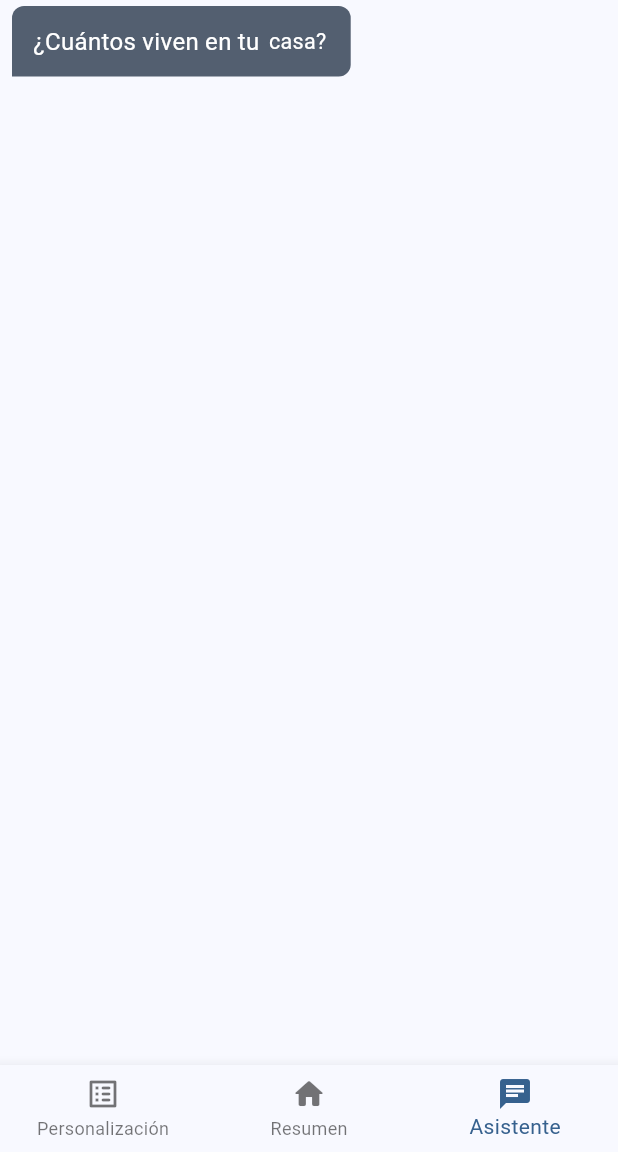
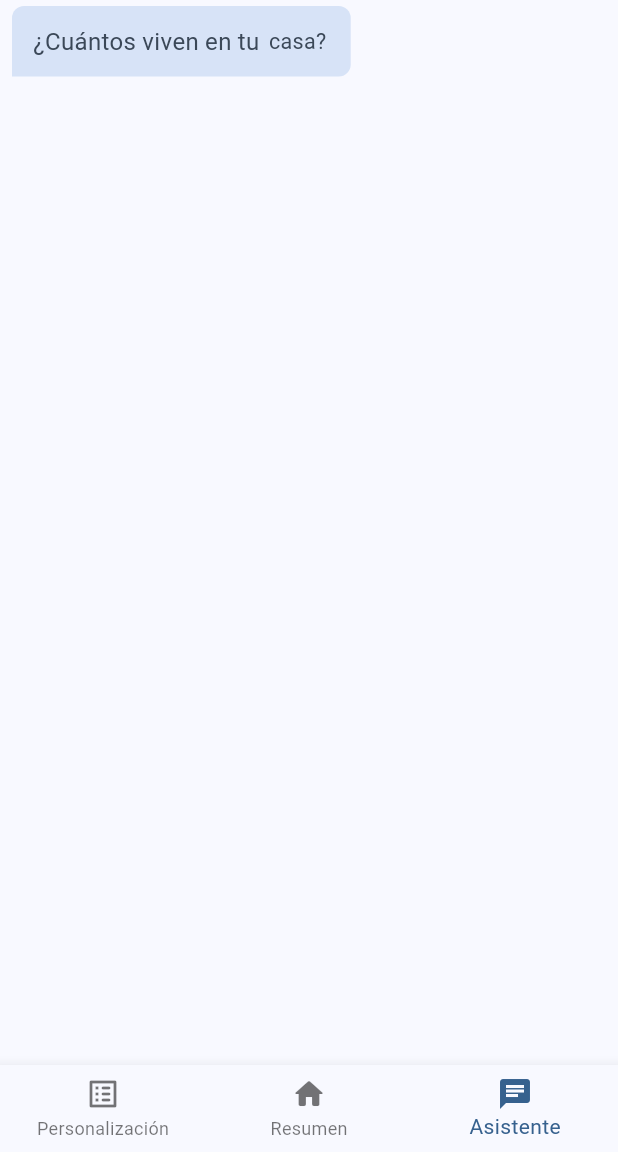
Before and after one commit to J4viersitoX/flutter-app, a Flutter app: the MainMenu screen opened directly, item 3 of the bottom bar chosen, on a phone screen of 412 x 824 dp, the part 84-1236 px from its top. Run offline on Flutter 3.47's test engine with Material 3 defaults, Android fonts, the phone set to English and light mode, and no system bars; our stand-ins replace dash_chat_2, flutter_gemini, flutter_svg.

Commit message:
cambio de colores de los mensajes

```diff
--- a/lib/chat.dart
+++ b/lib/chat.dart
@@ -136,7 +136,7 @@ class _ChatScreenState extends State<ChatScreen> with TickerProviderStateMixin {
         child: Container(
           padding: EdgeInsets.all(12),
           decoration: BoxDecoration(
-            color: isUser1 ? Theme.of(context).colorScheme.secondary : Theme.of(context).colorScheme.primary,
+            color: isUser1 ? Theme.of(context).colorScheme.secondaryContainer : Theme.of(context).colorScheme.primaryContainer,
             borderRadius: BorderRadius.circular(8).subtract(isUser1 ?
               BorderRadius.only(bottomLeft: Radius.circular(8)) :
               BorderRadius.only(bottomRight: Radius.circular(8))
@@ -147,7 +147,7 @@ class _ChatScreenState extends State<ChatScreen> with TickerProviderStateMixin {
             textAlign: isUser1 ? TextAlign.left : TextAlign.right,
             style: TextStyle(
               fontSize: 16,
-              color: isUser1 ? Theme.of(context).colorScheme.onSecondary : Theme.of(context).colorScheme.onPrimary
+              color: isUser1 ? Theme.of(context).colorScheme.onSecondaryContainer : Theme.of(context).colorScheme.onPrimaryContainer
             )
           ),
         ),
@@ -166,7 +166,7 @@ class _ChatScreenState extends State<ChatScreen> with TickerProviderStateMixin {
           child: Container(
             padding: EdgeInsets.all(12),
             decoration: BoxDecoration(
-              color: isUser1 ? Theme.of(context).colorScheme.secondary : Theme.of(context).colorScheme.primary,
+              color: isUser1 ? Theme.of(context).colorScheme.secondaryContainer : Theme.of(context).colorScheme.primaryContainer,
               borderRadius: BorderRadius.circular(8).subtract(isUser1 ?
               BorderRadius.only(bottomLeft: Radius.circular(8)) :
               BorderRadius.only(bottomRight: Radius.circular(8))
@@ -232,7 +232,7 @@ class _AnimatedWordState extends State<_AnimatedWord>
           textAlign: widget.isUser1 ? TextAlign.left : TextAlign.right,
           style: TextStyle(
             fontSize: 16,
-            color: widget.isUser1 ? Theme.of(context).colorScheme.onSecondary : Theme.of(context).colorScheme.onPrimary
+            color: widget.isUser1 ? Theme.of(context).colorScheme.onSecondaryContainer : Theme.of(context).colorScheme.onPrimaryContainer
           )
         ),
       ),
```
